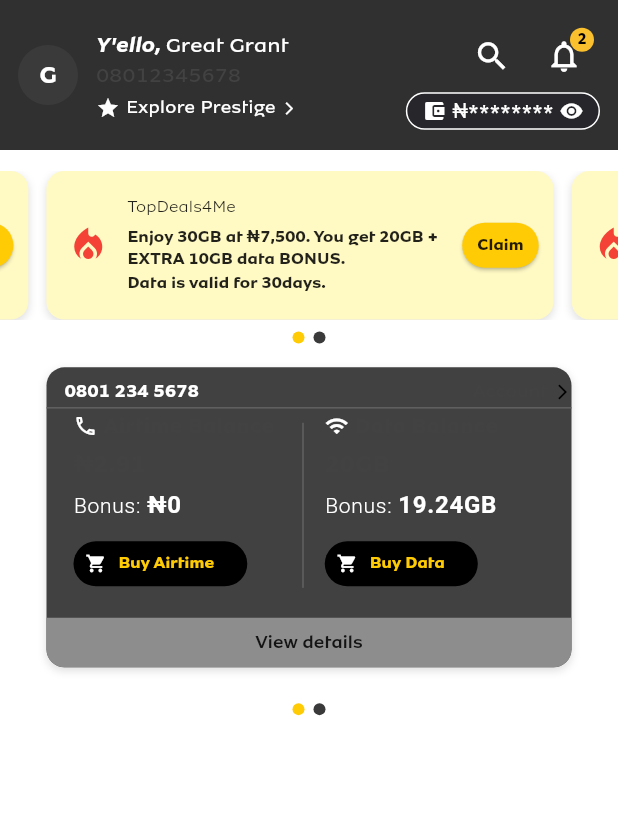
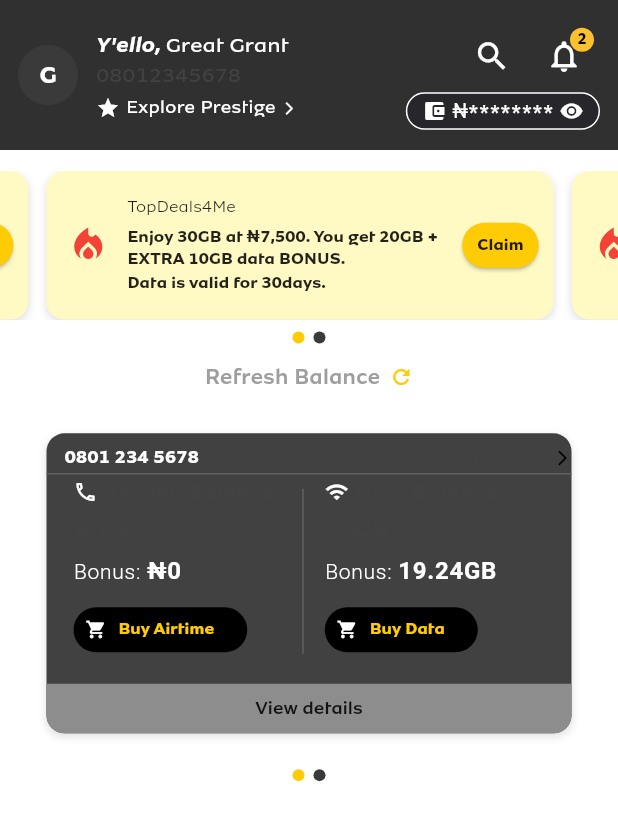
Before and after one commit to GreatGrant/MyMTNNGAppClone, a Flutter app: the screen it shows after launch, on a phone screen of 412 x 824 dp. Shown: the top 821 px of the screen. Run offline on Flutter 3.47's test engine with Material 3 defaults, Android fonts, the phone set to English and light mode, and no system bars; drawn by our look-alikes of carousel_slider.

Commit message:
create add refresh balance icon

```diff
--- a/lib/main.dart
+++ b/lib/main.dart
@@ -71,6 +71,30 @@ class _MyHomePageState extends State<MyHomePage> {
                   ),
                 ],
               ),
+              SizedBox(height: 12,),
+              Center(
+                child: InkWell(
+                  onTap: () {
+                    print('Refresh tapped');
+                  },
+                  child: const Row(
+                    mainAxisSize: MainAxisSize.min,
+                    children: [
+                      Text(
+                        'Refresh Balance',
+                        style: TextStyle(
+                          color: Colors.grey,
+                          fontWeight: FontWeight.w500,
+                          fontSize: 14,
+                        ),
+                      ),
+                      SizedBox(width: 6),
+                      Icon(Icons.refresh, color: Color(0xFFFFCB05), size: 16),
+                    ],
+                  ),
+                ),
+              ),
+              SizedBox(height: 12,),
               // Balance Section
               const BalanceSlider()
             ],
```
